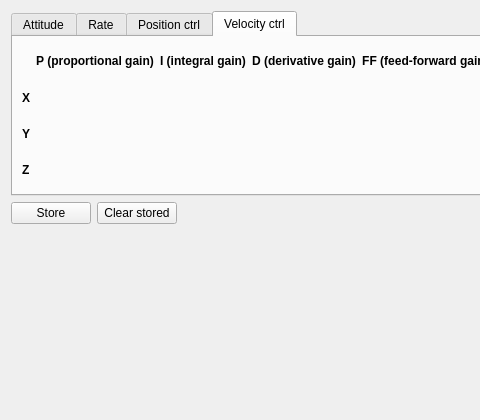
Old version of the form src/cfclient/ui/tabs/tuningTab.ui in the repository bitcraze/crazyflie-clients-python; both pictures show x 0 to 480 and y 0 to 420 of the 985 by 420 pixel window.
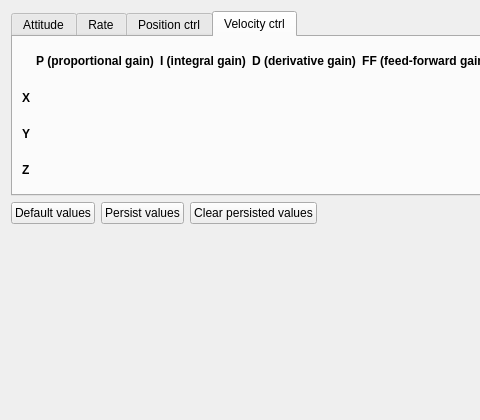
New version of the form.

Commit message: Added button for default values

Diff of the .ui file:
```diff
--- a/src/cfclient/ui/tabs/tuningTab.ui
+++ b/src/cfclient/ui/tabs/tuningTab.ui
@@ -708,17 +708,27 @@
    </item>
    <item>
     <layout class="QHBoxLayout" name="horizontalLayout_3">
+     <item>
+      <widget class="QPushButton" name="default_values_button">
+       <property name="toolTip">
+        <string>Get the default tuning values for the tuning parameters (this will not change the stored values)</string>
+       </property>
+       <property name="text">
+        <string>Default values</string>
+       </property>
+      </widget>
+     </item>
      <item>
       <widget class="QPushButton" name="store_button">
        <property name="text">
-        <string>Store</string>
+        <string>Persist values</string>
        </property>
       </widget>
      </item>
      <item>
       <widget class="QPushButton" name="clear_stored_button">
        <property name="text">
-        <string>Clear stored</string>
+        <string>Clear persisted values</string>
        </property>
       </widget>
      </item>
```
Left out of the diff: 6 changed lines with no effect on the pictures. The commit also changes 1 other file.
